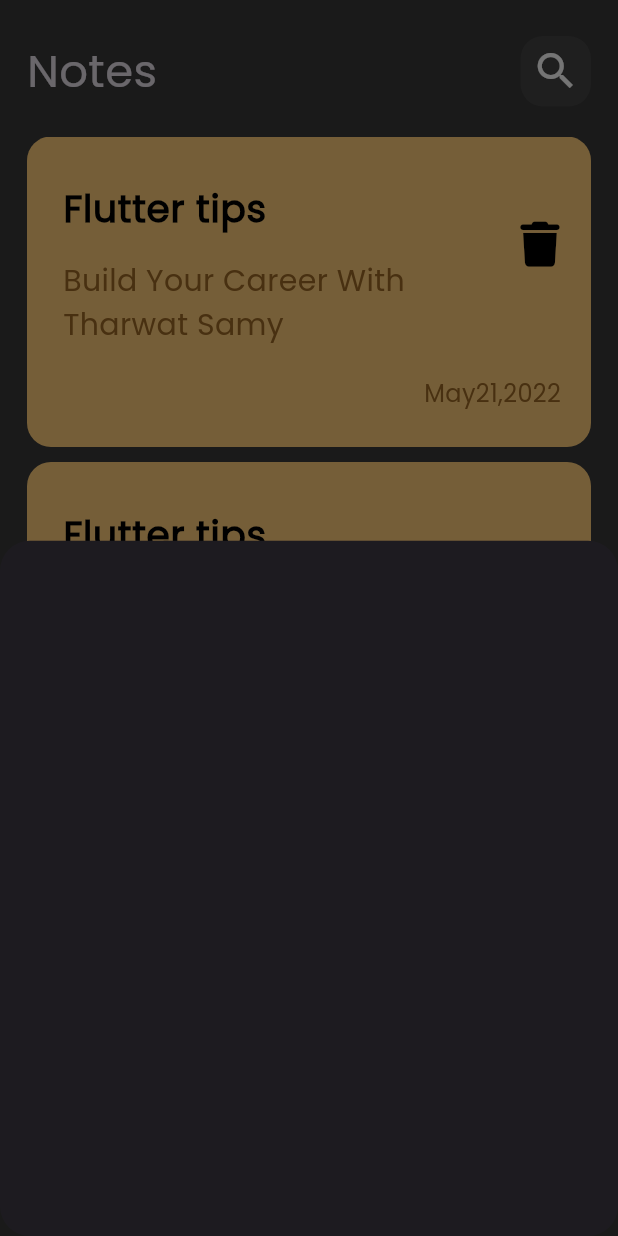
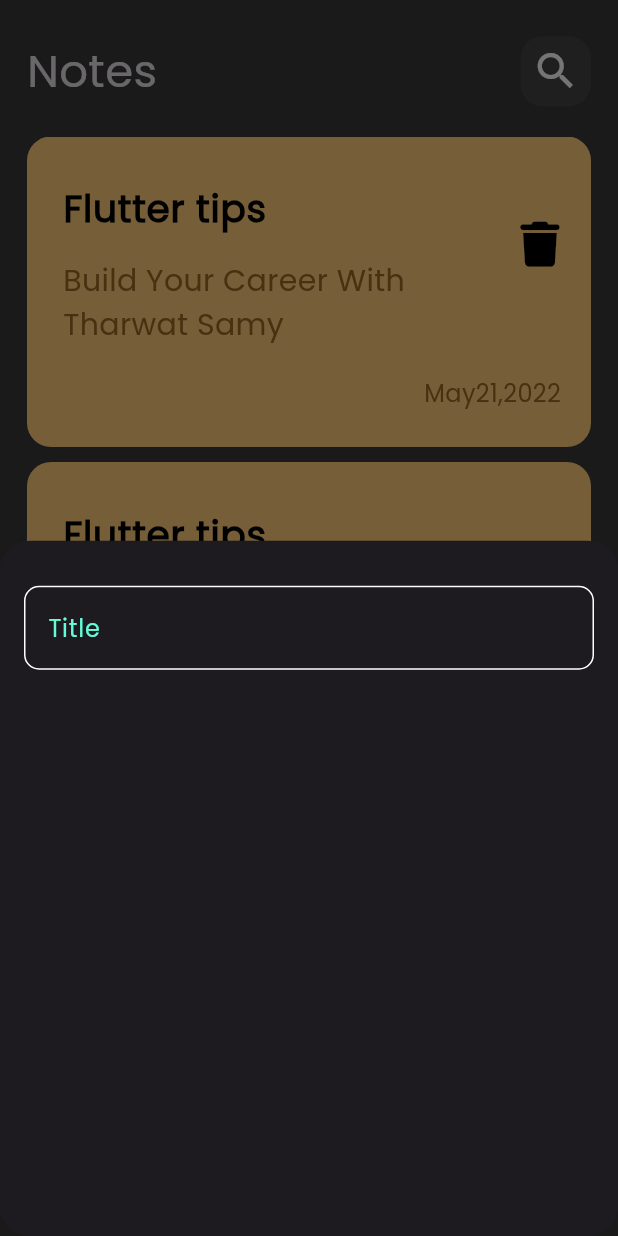
Before and after one commit to Mo967tech/notes_app, a Flutter app: the screen it shows after launch, after a tap on an icon or button, on a phone screen of 412 x 824 dp. Run offline on Flutter 3.47's test engine with Material 3 defaults, Android fonts, the phone set to English and light mode, and no system bars; our stand-ins replace font_awesome_flutter.

Commit message:
create custom text field

```diff
--- /dev/null
+++ b/lib/constants.dart
@@ -0,0 +1,3 @@
+import 'package:flutter/material.dart';
+
+const Color kPrimaryColor = Color(0XFF62FCD7);
--- a/lib/widgets/add_node_bottom_sheet.dart
+++ b/lib/widgets/add_node_bottom_sheet.dart
@@ -1,10 +1,19 @@
 import 'package:flutter/material.dart';
+import 'package:notes_app/widgets/custom_text_field.dart';
 
 class AddNoteBottomSheet extends StatelessWidget {
   const AddNoteBottomSheet({super.key});
 
   @override
   Widget build(BuildContext context) {
-    return Container();
+    return const Padding(
+      padding: EdgeInsets.symmetric(horizontal: 16.0),
+      child: Column(
+        children: [
+          SizedBox(height: 30),
+          CustomTextField(),
+        ],
+      ),
+    );
   }
 }
--- /dev/null
+++ b/lib/widgets/custom_text_field.dart
@@ -0,0 +1,29 @@
+import 'package:flutter/material.dart';
+import 'package:notes_app/constants.dart';
+
+class CustomTextField extends StatelessWidget {
+  const CustomTextField({super.key});
+
+  @override
+  Widget build(BuildContext context) {
+    return TextField(
+      cursorColor: kPrimaryColor,
+      decoration: InputDecoration(
+        hintText: "Title",
+        hintStyle: const TextStyle(
+          color: kPrimaryColor,
+        ),
+        border: buildBorder(),
+        enabledBorder: buildBorder(),
+        focusedBorder: buildBorder(color: kPrimaryColor),
+      ),
+    );
+  }
+
+  OutlineInputBorder buildBorder({Color? color}) {
+    return OutlineInputBorder(
+      borderRadius: BorderRadius.circular(10),
+      borderSide: BorderSide(color: color ?? Colors.white),
+    );
+  }
+}
```
